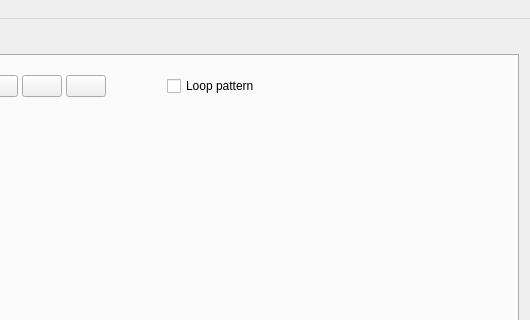
The window that mainwindow.ui (steux/tiatracker) describes before a commit, drawn with Qt 5; both pictures show x 534 to 1064 and y 0 to 320 of the 1064 by 783 pixel window.
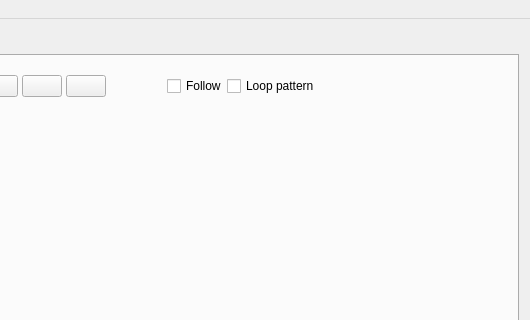
The same window after the commit. Icons and pictures are not drawn. Custom widgets are drawn as their Qt base class.

Commit message: follow checkbox

Diff of the .ui file:
```diff
--- a/mainwindow.ui
+++ b/mainwindow.ui
@@ -231,6 +231,13 @@
               <property name="bottomMargin">
                <number>0</number>
               </property>
+              <item>
+               <widget class="QCheckBox" name="checkBox">
+                <property name="text">
+                 <string>Follow</string>
+                </property>
+               </widget>
+              </item>
               <item alignment="Qt::AlignRight">
                <widget class="QCheckBox" name="checkBoxLoopPattern">
                 <property name="text">
```
